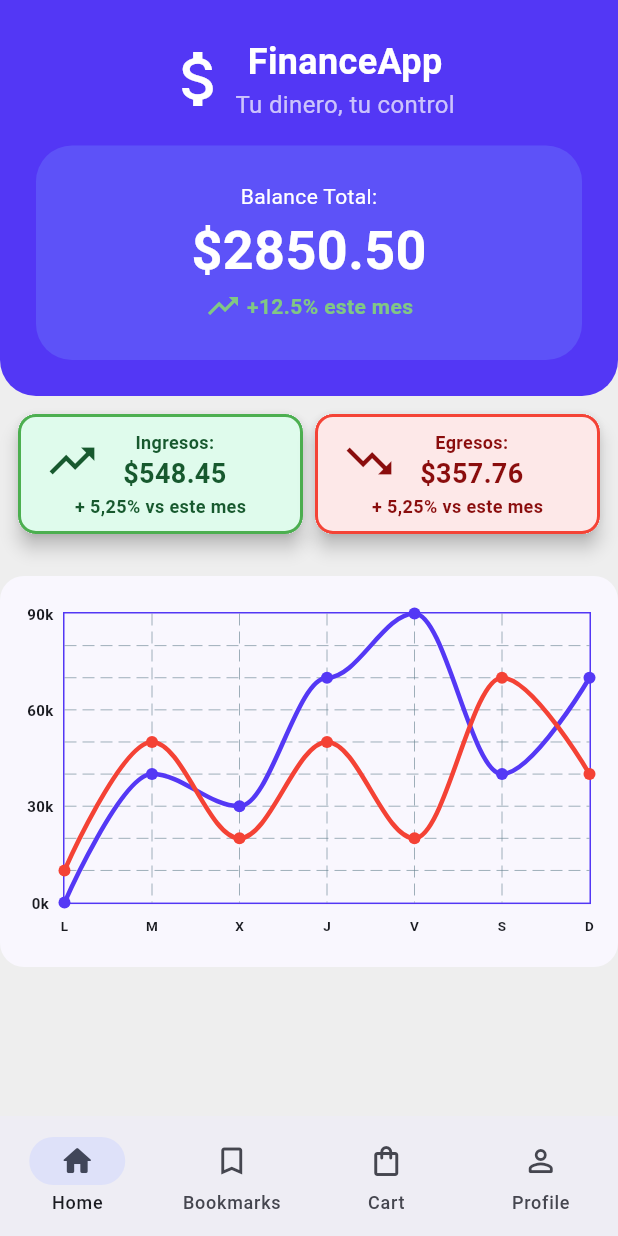
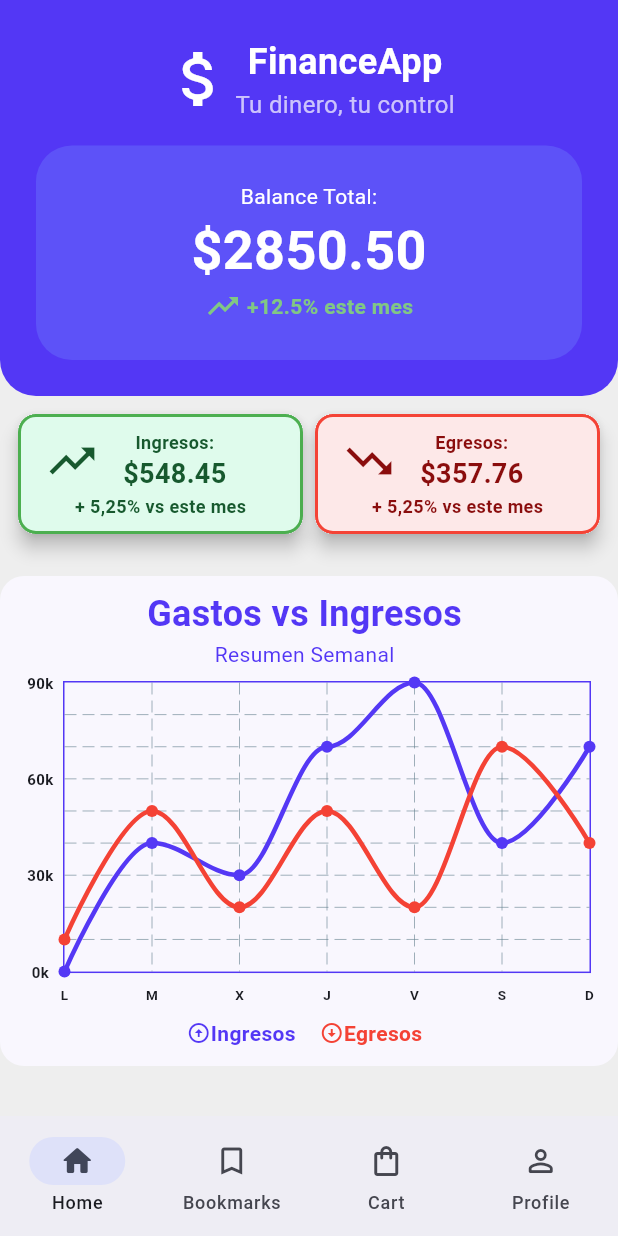
Before and after one commit to VECTOR416/Flutter-Manejo-Divisas, a Flutter app: the screen it shows after launch, on a phone screen of 412 x 824 dp. Run offline on Flutter 3.47's test engine with Material 3 defaults, Android fonts, the phone set to English and light mode, and no system bars; drawn by our look-alikes of fl_chart; our stand-ins replace go_router.

Commit message:
feat(homescreen): Adicion de leyendas e informacion al linechart

```diff
--- a/lib/presentation/screens/home_screen.dart
+++ b/lib/presentation/screens/home_screen.dart
@@ -42,7 +42,8 @@ class HomeScreen extends StatelessWidget {
             Padding(
               padding: EdgeInsets.fromLTRB(0, 16, 0, 16),
               child: CustomLineChart(),
-            )
+            ),
+
           ],
         ),
       ),
--- a/lib/presentation/widgets/home-screen/custom_line_chart.dart
+++ b/lib/presentation/widgets/home-screen/custom_line_chart.dart
@@ -7,19 +7,31 @@ class CustomLineChart extends StatelessWidget {
   @override
   Widget build(BuildContext context) {
     return Container(
-      padding: EdgeInsets.fromLTRB(12, 24, 18, 12),
+      padding: EdgeInsets.fromLTRB(12, 8, 18, 12),
       decoration: BoxDecoration(
         color: Color(0xFFf9f7fe),
-        borderRadius: BorderRadius.all(Radius.circular(16))
+        borderRadius: BorderRadius.all(Radius.circular(16)),
       ),
-      child: Stack(
-        children: <Widget>[
-          AspectRatio(
-            aspectRatio: 1.70,
-            child: LineChart(
-              mainData()
-            ),
+      child: Column(
+        children: [
+          Text("Gastos vs Ingresos", style: TextStyle(fontSize: 24, fontWeight: FontWeight.bold, color: Color(0xFF5337F5))),
+          Text("Resumen Semanal", style: TextStyle(color: Color(0xFF5337F5))),
+          SizedBox(height: 8),
+          Stack(
+            children: <Widget>[
+              AspectRatio(aspectRatio: 1.70, child: LineChart(mainData())),
+            ],
           ),
+          Row(
+              mainAxisAlignment: MainAxisAlignment.center,
+            children: [
+              Icon(Icons.arrow_circle_up, size: 16, color: const Color(0xFF5337F5)),
+              Text("Ingresos", style: TextStyle(color: const Color(0xFF5337F5), fontWeight: FontWeight.bold)),
+              SizedBox(width: 16),
+              Icon(Icons.arrow_circle_down, size: 16 , color: const Color(0xFFf44235)),
+              Text("Egresos", style: TextStyle(color: const Color(0xFFf44235), fontWeight: FontWeight.bold))
+            ],
+          )
         ],
       ),
     );
@@ -33,16 +45,15 @@ LineChartData mainData() {
         getTooltipColor: (touchedSpot) {
           return Color(0xFFf9f7fe);
         },
-
-        tooltipBorder: BorderSide(color: Color(0xFF9b7372))
-      )
+        tooltipBorder: BorderSide(color: Color(0xFF5337F5)),
+      ),
     ),
     gridData: FlGridData(
       show: true,
       drawVerticalLine: true,
       horizontalInterval: 1,
       verticalInterval: 1,
-      drawHorizontalLine: true
+      drawHorizontalLine: true,
     ),
     titlesData: FlTitlesData(
       show: true,
@@ -86,7 +97,6 @@ LineChartData mainData() {
         barWidth: 3,
         isStrokeCapRound: true,
         dotData: const FlDotData(show: true),
-
       ),
       LineChartBarData(
         preventCurveOverShooting: true,
@@ -104,7 +114,6 @@ LineChartData mainData() {
         barWidth: 3,
         isStrokeCapRound: true,
         dotData: const FlDotData(show: true),
-
       ),
     ],
   );
```
